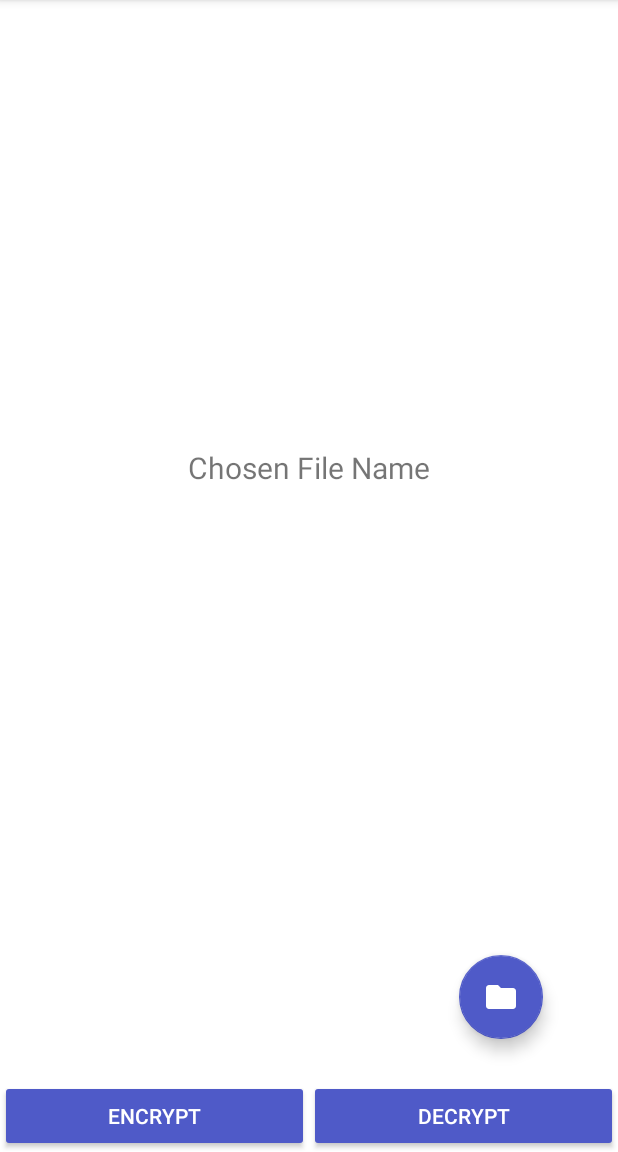
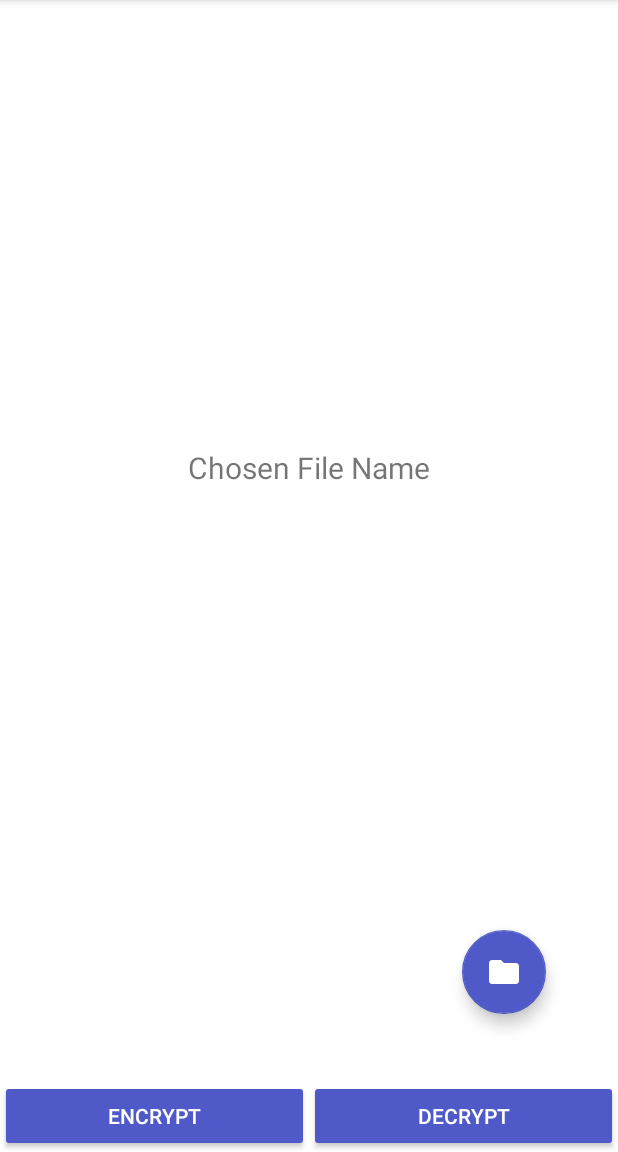
Before and after one commit to UselessKiska/MyDiplomaApp, an Android app: the screen it shows after launch (MainActivity), on a phone screen of 412 x 824 dp, the part 84-1236 px from its top. Run offline under Robolectric (Android 15) with nearby library versions, the phone set to English and light mode, and no system bars; our stand-ins replace Room's generated code.

Commit message:
STYLE MyDiplomaApp #2 appicon added

```diff
--- a/app/src/main/AndroidManifest.xml
+++ b/app/src/main/AndroidManifest.xml
@@ -14,9 +14,9 @@
         android:name=".MainApp"
         android:dataExtractionRules="@xml/data_extraction_rules"
         android:fullBackupContent="@xml/backup_rules"
-        android:icon="@mipmap/ic_launcher"
+        android:icon="@drawable/appicon"
         android:label="@string/app_name"
-        android:roundIcon="@mipmap/ic_launcher_round"
+        android:roundIcon="@drawable/appicon"
         android:supportsRtl="true"
         android:theme="@style/Theme.MyDiplomaApp"
         tools:targetApi="31">
--- a/app/src/main/java/com/example/mydiplomaapp/MainActivity.kt
+++ b/app/src/main/java/com/example/mydiplomaapp/MainActivity.kt
@@ -161,8 +161,7 @@ class MainActivity : AppCompatActivity() {
 
                 val builder = AlertDialog.Builder(this)
 
-                builder.setTitle("Input Dialog")
-                    .setMessage("Please enter password:")
+                builder.setTitle("Enter password")
 
                 val inputEditText = EditText(this)
                 builder.setView(inputEditText)
@@ -230,8 +229,7 @@ class MainActivity : AppCompatActivity() {
     private fun setBuilder(file: File){
         val builder = AlertDialog.Builder(this)
 
-        builder.setTitle("Input Dialog")
-            .setMessage("Please password:")
+        builder.setTitle("Enter password")
 
         val inputEditText = EditText(this)
         builder.setView(inputEditText)
--- a/app/src/main/res/layout/activity_main.xml
+++ b/app/src/main/res/layout/activity_main.xml
@@ -64,11 +64,11 @@
         android:layout_width="wrap_content"
         android:layout_height="wrap_content"
 
-        app:layout_constraintRight_toRightOf="parent"
-        app:layout_constraintBottom_toBottomOf="parent"
+        android:layout_marginRight="48dp"
+        android:layout_marginBottom="92dp"
 
         android:src="@drawable/folder_icon"
-        android:layout_marginBottom="75dp"
-        android:layout_marginEnd="50dp"/>
+        app:layout_constraintBottom_toBottomOf="parent"
+        app:layout_constraintRight_toRightOf="parent" />
 
 </androidx.constraintlayout.widget.ConstraintLayout>
```
Also changed, not shown: app/src/main/res/drawable/appicon.png (added).
